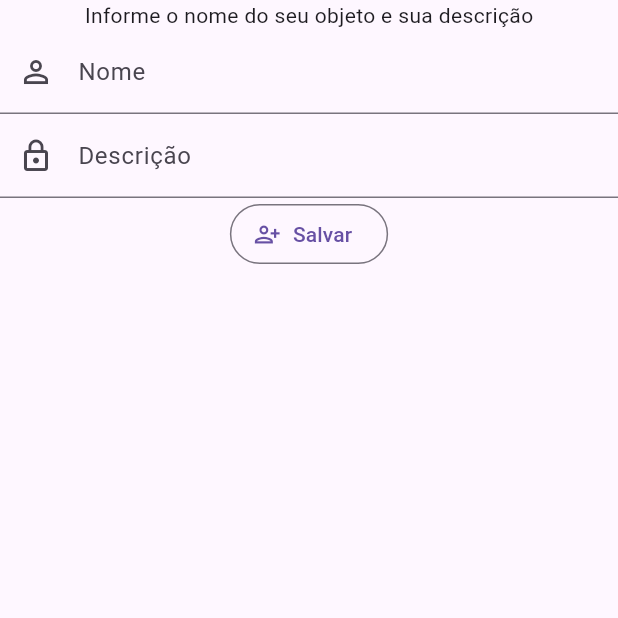
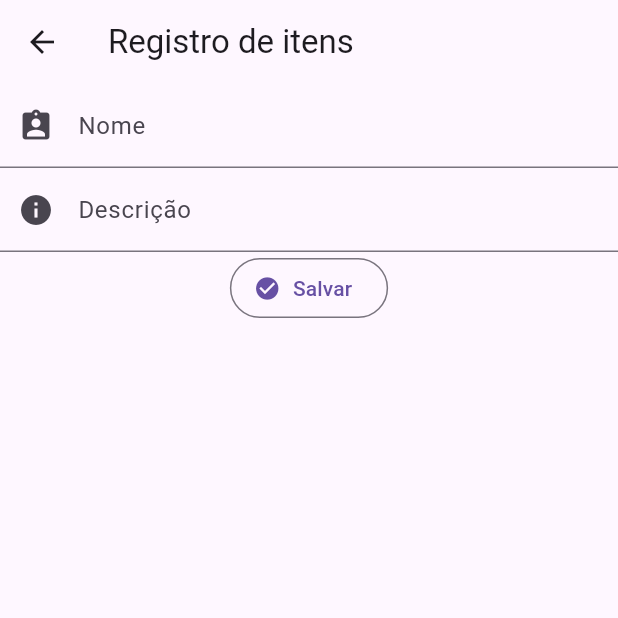
Before and after one commit to DiariamentePablo/prova_sub_mobile, a Flutter app: the AdicionarItemPage screen opened by its route, on a phone screen of 412 x 824 dp, the top half of it. Run offline on Flutter 3.47's test engine with Material 3 defaults, Android fonts, the light colour scheme and no system bars; our stand-ins replace cloud_firestore, firebase_auth, firebase_core, firebase_database; accounts and stored records are empty.

Commit message:
Correções e enfeites
Pequenas correções, mudanças e adições para melhor a estética do aplicativo. Eu teria enfeitado mais se eu não tivesse nada pra fazer, mas eu ainda tenho a prova do Felipe.

```diff
--- a/lib/telas/cadastro.dart
+++ b/lib/telas/cadastro.dart
@@ -17,22 +17,24 @@ class _AdicionarItemPageState extends State<AdicionarItemPage> {
   @override
   Widget build(BuildContext context) {
     return Scaffold(
+      appBar: AppBar(
+        title: Text("Registro de itens"),
+      ),
       body: Center(
         child: Column(
           children: [
-            Text('Informe o nome do seu objeto e sua descrição'),
             TextFormField(
               controller: nomeController,
               decoration: const InputDecoration(
                 labelText: 'Nome',
-                prefixIcon: Icon(Icons.person_outline),
+                prefixIcon: Icon(Icons.assignment_ind),
               ),
             ),
             TextFormField(
               controller: descricaoController,
               decoration: const InputDecoration(
                 labelText: 'Descrição',
-                prefixIcon: Icon(Icons.lock_outline),
+                prefixIcon: Icon(Icons.info),
               ),
             ),
             OutlinedButton.icon(
@@ -59,7 +61,7 @@ class _AdicionarItemPageState extends State<AdicionarItemPage> {
                   );
                 }
               },
-              icon: const Icon(Icons.person_add_alt_1_outlined),
+              icon: const Icon(Icons.check_circle),
               label: const Text('Salvar'),
             ),
           ],
--- a/lib/telas/login.dart
+++ b/lib/telas/login.dart
@@ -70,7 +70,7 @@ class _TelaLoginState extends State<TelaLogin> {
                 } else {
                   ScaffoldMessenger.of(context).showSnackBar(
                     SnackBar(
-                      content: Text('$result'),
+                      content: Text(result),
                     ),
                   );
                 }
```
Also changed, not shown: lib/telas/inicio.dart (+10 -2 lines).
